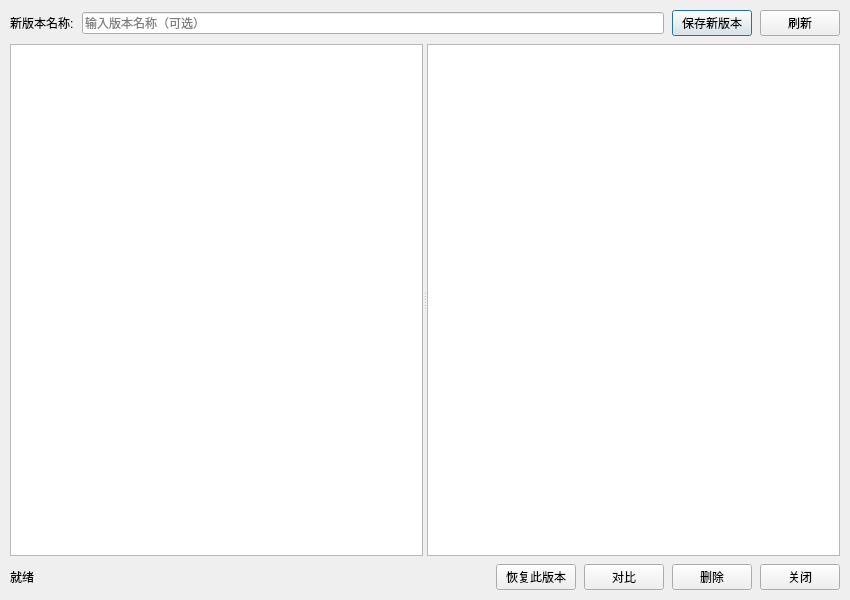
Above: src/ui/dialogs/VersionHistoryDialog.ui from gong1-1989/ExperimentReportTool before the change. Below: the same form after it.
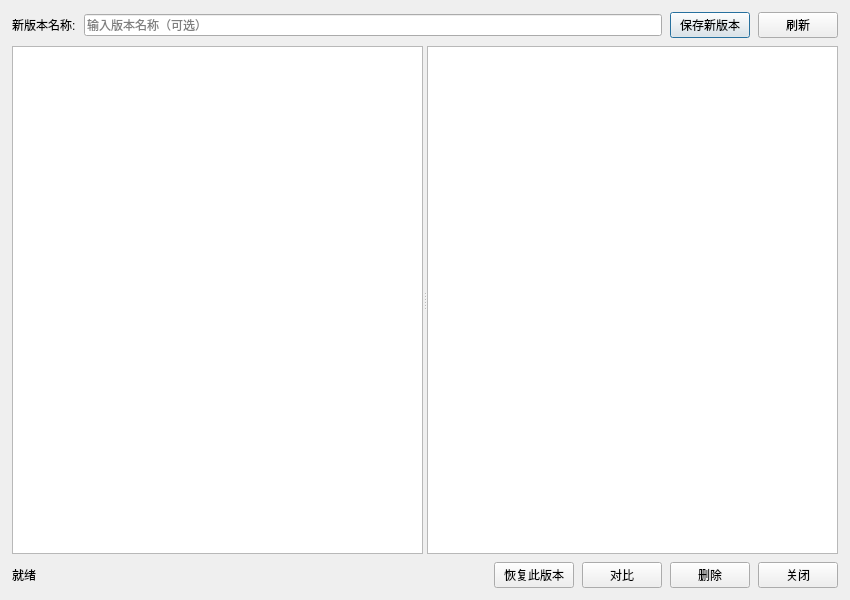
That is the form after the change.

The edit to the form file:
```diff
--- a/src/ui/dialogs/VersionHistoryDialog.ui
+++ b/src/ui/dialogs/VersionHistoryDialog.ui
@@ -7,8 +7,8 @@
   <property name="minimumSize"><size><width>850</width><height>600</height></size></property>
   <layout class="QVBoxLayout" name="mainLayout">
    <property name="spacing"><number>8</number></property>
-   <property name="leftMargin"><number>10</number></property><property name="topMargin"><number>10</number></property>
-   <property name="rightMargin"><number>10</number></property><property name="bottomMargin"><number>10</number></property>
+   <property name="leftMargin"><number>12</number></property><property name="topMargin"><number>12</number></property>
+   <property name="rightMargin"><number>12</number></property><property name="bottomMargin"><number>12</number></property>
    <item>
     <layout class="QHBoxLayout" name="topLayout">
      <item><widget class="QLabel" name="labelVersionName"><property name="text"><string>新版本名称:</string></property></widget></item>
```
